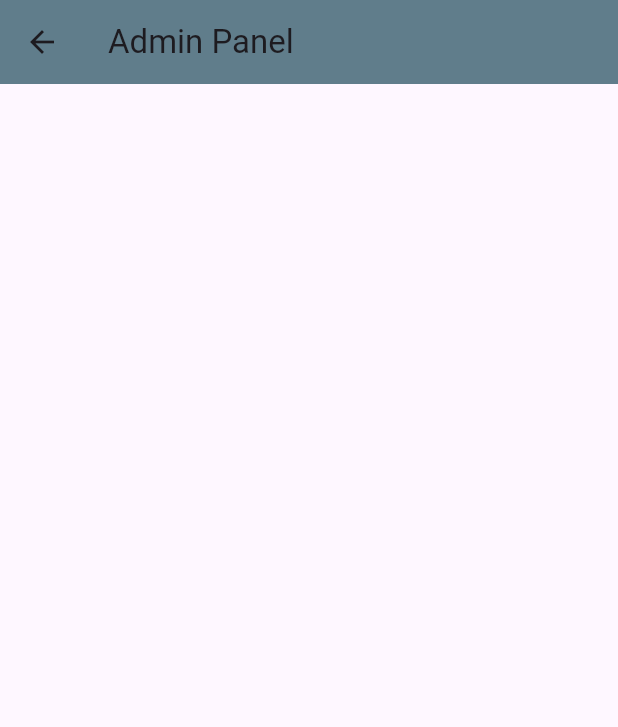
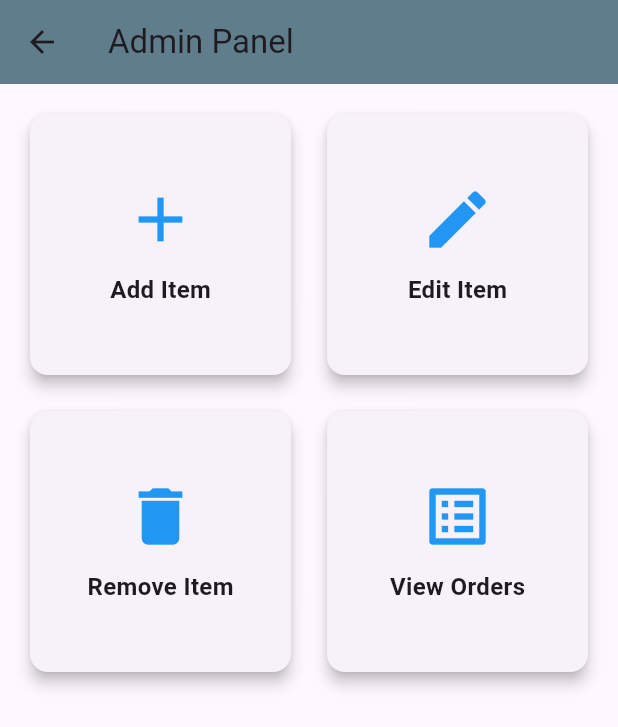
Before and after one commit to SamratGhimiree/menu, a Flutter app: the AdminPanel screen opened directly, on a phone screen of 412 x 824 dp. Shown: the top 727 px of the screen. Run offline on Flutter 3.47's test engine with Material 3 defaults, Android fonts, the phone set to English and light mode, and no system bars.

Commit message:
working on admin panel

```diff
--- a/lib/Admin Panel.dart
+++ b/lib/Admin Panel.dart
@@ -1,21 +1,94 @@
 import 'package:flutter/material.dart';
+
+import 'AddMenuItem.dart';
 
 class AdminPanel extends StatelessWidget {
   @override
-  Widget build(BuildContext context){
+  Widget build(BuildContext context) {
     return Scaffold(
       appBar: AppBar(
-        title : Text('Admin Panel'),
+        title: Text('Admin Panel'),
         backgroundColor: Colors.blueGrey,
       ),
       body: GridView.count(
         crossAxisCount: 2,
-        crossAxisSpacing:16,
-        mainAxisSpacing:16,
+        crossAxisSpacing: 16,
+        mainAxisSpacing: 16,
+        padding: EdgeInsets.all(16),
+        children: [
+          AdminOption(
+            icon: Icons.add,
+            label: 'Add Item',
+            onTap: () {
+              Navigator.push(
+                context,
+                MaterialPageRoute(builder: (context) => AddMenuItem()),
+              );
+            },
+          ),
 
+          AdminOption(
+            icon: Icons.edit,
+            label: 'Edit Item',
+            onTap: () {
+              // Navigate to Edit Item screen
+              ScaffoldMessenger.of(context).showSnackBar(
+                SnackBar(content: Text('Edit Item coming soon!')),
+              );
+            },
+          ),
+          AdminOption(
+            icon: Icons.delete,
+            label: 'Remove Item',
+            onTap: () {
+              // Navigate to Remove Item screen
+              ScaffoldMessenger.of(context).showSnackBar(
+                SnackBar(content: Text('Remove Item coming soon!')),
+              );
+            },
+          ),
+          AdminOption(
+            icon: Icons.list_alt,
+            label: 'View Orders',
+            onTap: () {
+              // Navigate to View Orders screen
+              ScaffoldMessenger.of(context).showSnackBar(
+                SnackBar(content: Text('View Orders coming soon!')),
+              );
+            },
+          ),
+
+        ],
       ),
     );
+  }
+}
 
+class AdminOption extends StatelessWidget {
+  final IconData icon;
+  final String label;
+  final VoidCallback onTap;
+
+  AdminOption({required this.icon, required this.label, required this.onTap});
+
+  @override
+  Widget build(BuildContext context) {
+    return GestureDetector(
+      onTap: onTap,
+      child: Card(
+        elevation: 4,
+        shape: RoundedRectangleBorder(
+          borderRadius: BorderRadius.circular(12),
+        ),
+        child: Column(
+          mainAxisAlignment: MainAxisAlignment.center,
+          children: [
+            Icon(icon, size: 50, color: Colors.blue),
+            SizedBox(height: 10),
+            Text(label, style: TextStyle(fontSize: 16, fontWeight: FontWeight.bold)),
+          ],
+        ),
+      ),
+    );
   }
-
 }
```
Also changed, not shown: lib/AddMenuItem.dart (added, +101 -0 lines).
